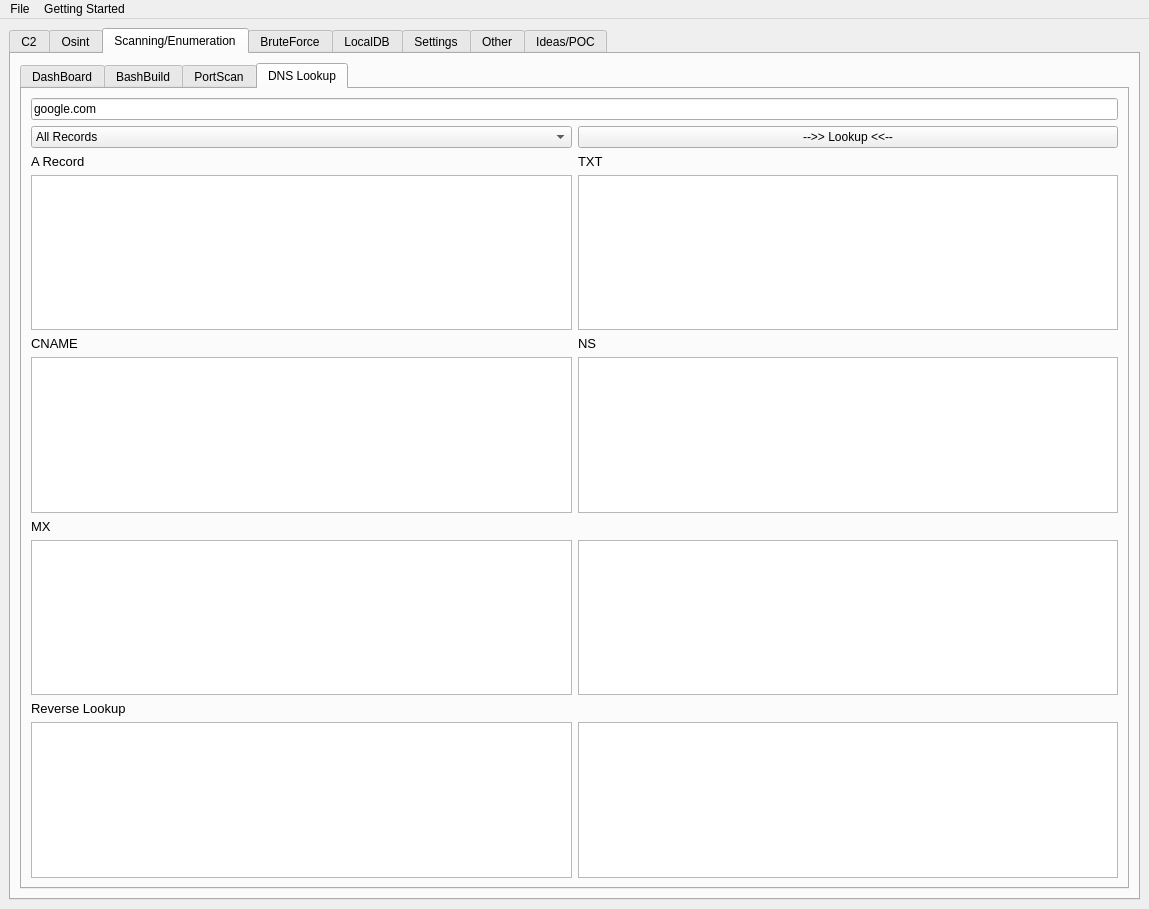
Above: gui.ui from ryanq47/WhisperNet before the change. Below: the same form after it.
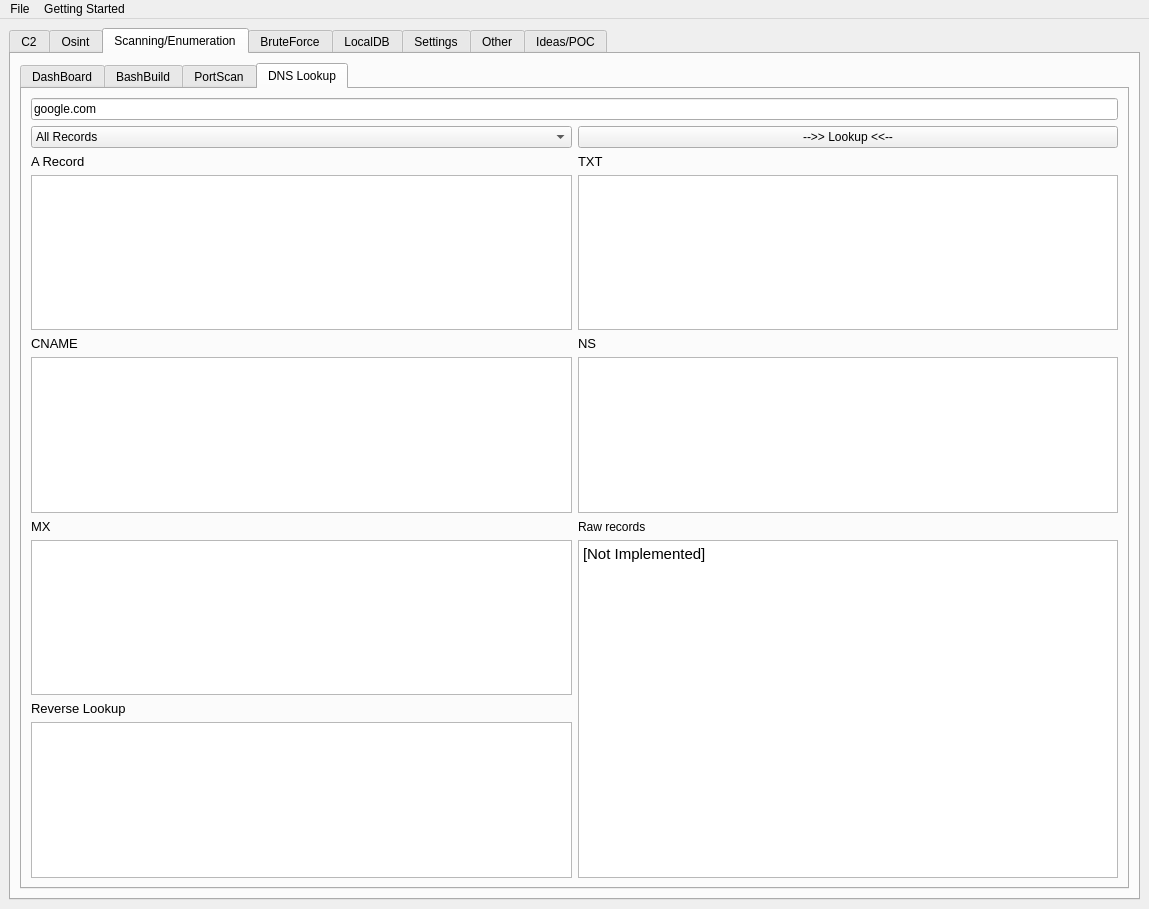
That is the form after the change. The open tabs and pages were chosen to show the change. Icons and pictures are not drawn.

What changed in the file:
```diff
--- a/gui.ui
+++ b/gui.ui
@@ -2466,9 +2466,6 @@
               </property>
              </widget>
             </item>
-            <item row="7" column="1">
-             <widget class="QTextEdit" name="scanning_dns_A_4"/>
-            </item>
             <item row="2" column="1">
              <widget class="QLabel" name="label_27">
               <property name="font">
@@ -2485,8 +2482,24 @@
             <item row="5" column="1">
              <widget class="QTableWidget" name="dns_NS_table"/>
             </item>
-            <item row="9" column="1">
-             <widget class="QTableWidget" name="test_table"/>
+            <item row="7" column="1" rowspan="3">
+             <widget class="QTextEdit" name="scanning_dns_A_4">
+              <property name="html">
+               <string>&lt;!DOCTYPE HTML PUBLIC &quot;-//W3C//DTD HTML 4.0//EN&quot; &quot;http://www.w3.org/TR/REC-html40/strict.dtd&quot;&gt;
+&lt;html&gt;&lt;head&gt;&lt;meta name=&quot;qrichtext&quot; content=&quot;1&quot; /&gt;&lt;style type=&quot;text/css&quot;&gt;
+p, li { white-space: pre-wrap; }
+&lt;/style&gt;&lt;/head&gt;&lt;body style=&quot; font-family:'Cantarell'; font-size:11pt; font-weight:400; font-style:normal;&quot;&gt;
+&lt;p style=&quot; margin-top:0px; margin-bottom:0px; margin-left:0px; margin-right:0px; -qt-block-indent:0; text-indent:0px;&quot;&gt;[Not Implemented]&lt;/p&gt;
+&lt;p style=&quot;-qt-paragraph-type:empty; margin-top:0px; margin-bottom:0px; margin-left:0px; margin-right:0px; -qt-block-indent:0; text-indent:0px;&quot;&gt;&lt;br /&gt;&lt;/p&gt;&lt;/body&gt;&lt;/html&gt;</string>
+              </property>
+             </widget>
+            </item>
+            <item row="6" column="1">
+             <widget class="QLabel" name="label">
+              <property name="text">
+               <string>Raw records</string>
+              </property>
+             </widget>
             </item>
            </layout>
           </widget>
```
Left out of the diff: 8 changed lines with no effect on the pictures.
